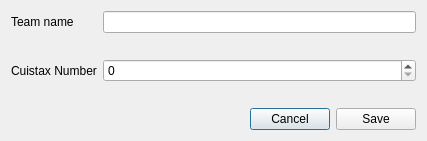
Above: Dialogs/DialogAddTeam.ui from xaviermawet/MagneeCuistax2014 before the change. Below: the same form after it.
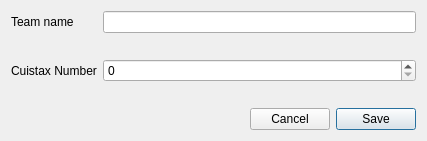
That is the form after the change.

Commit message: Added NException used when checking team name

The edit to the form file:
```diff
--- a/Dialogs/DialogAddTeam.ui
+++ b/Dialogs/DialogAddTeam.ui
@@ -86,6 +86,9 @@
        <property name="text">
         <string>Save</string>
        </property>
+       <property name="default">
+        <bool>true</bool>
+       </property>
       </widget>
      </item>
     </layout>
```
The commit also changes 1 other file.
